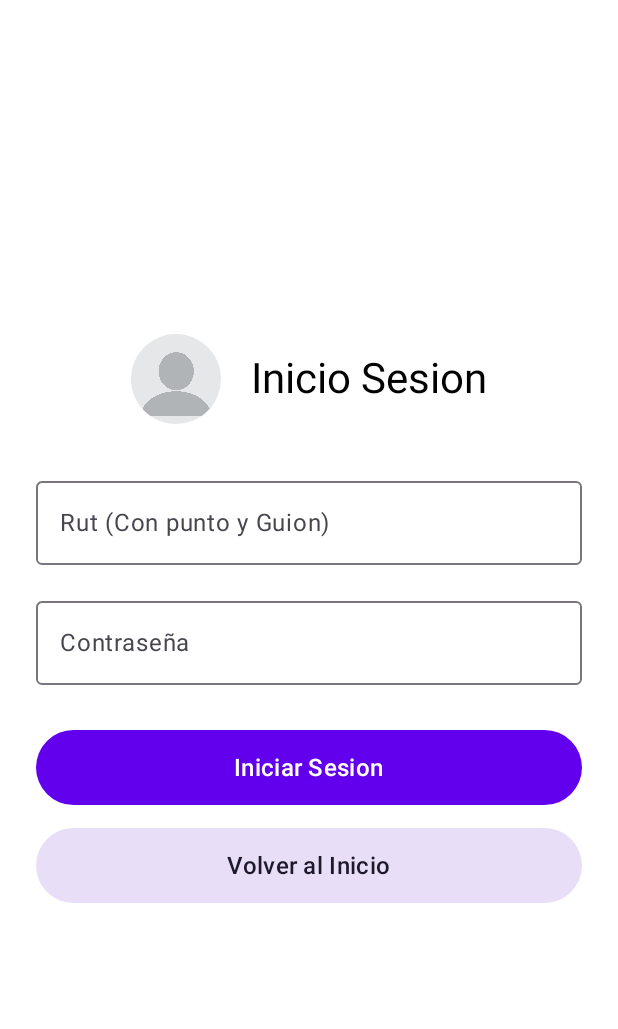
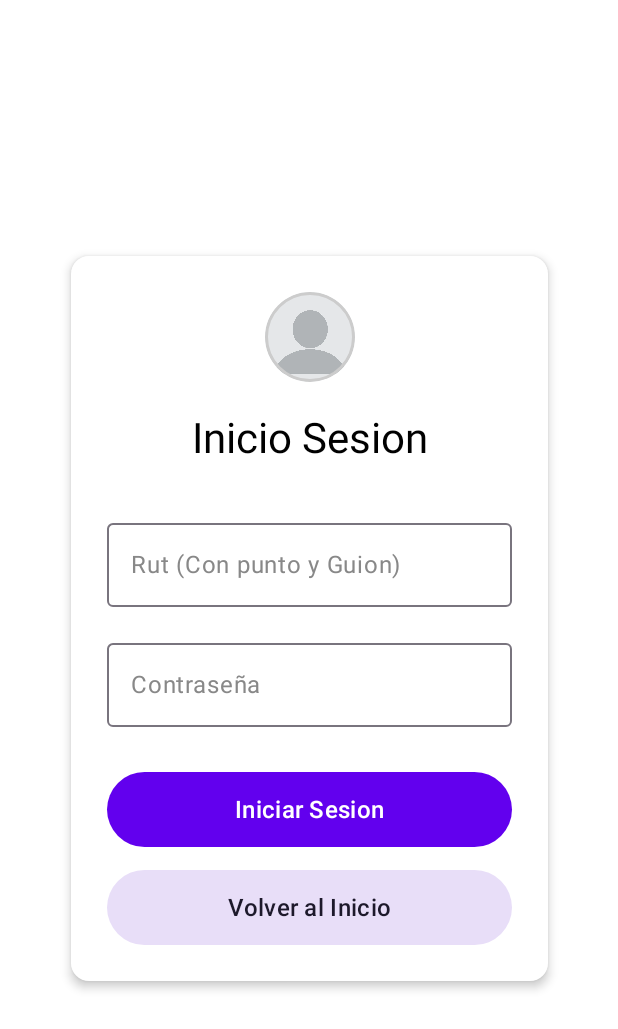
Before and after one commit to Felfarias12/ZapPay, an Android app built with Jetpack Compose: the screen it shows after launch (MainActivity), after a tap on "Inicio Sesion", on a phone screen of 412 x 824 dp. Shown: the top 1029 px of the screen. Run offline under Robolectric (Android 15) with nearby library versions, the phone set to English and light mode, and no system bars; network calls fail; 1 statement that could not run was skipped.

Commit message:
cambio de diseño en login, agregacion de card, cambio de posicion de imagen y cambiar color en los txt

```diff
--- a/app/src/main/java/com/example/zappay/ui/Login.kt
+++ b/app/src/main/java/com/example/zappay/ui/Login.kt
@@ -1,7 +1,9 @@
 package com.example.zappay.ui
 
 import androidx.compose.foundation.Image
+import androidx.compose.foundation.border
 import androidx.compose.foundation.layout.Arrangement
+import androidx.compose.foundation.layout.Box
 import androidx.compose.foundation.layout.Column
 import androidx.compose.foundation.layout.Row
 import androidx.compose.foundation.layout.Spacer
@@ -14,6 +16,8 @@ import androidx.compose.foundation.layout.width
 import androidx.compose.foundation.shape.CircleShape
 import androidx.compose.material3.Button
 import androidx.compose.material3.ButtonDefaults
+import androidx.compose.material3.Card
+import androidx.compose.material3.CardDefaults
 import androidx.compose.material3.MaterialTheme
 import androidx.compose.material3.OutlinedTextField
 import androidx.compose.material3.Text
@@ -27,9 +31,11 @@ import androidx.compose.runtime.setValue
 import androidx.compose.ui.Alignment
 import androidx.compose.ui.Modifier
 import androidx.compose.ui.draw.clip
+import androidx.compose.ui.graphics.Color
 import androidx.compose.ui.layout.ContentScale
 import androidx.compose.ui.platform.LocalContext
 import androidx.compose.ui.res.painterResource
+import androidx.compose.ui.text.TextStyle
 import androidx.compose.ui.text.input.KeyboardType
 import androidx.compose.ui.unit.dp
 import androidx.navigation.NavController
@@ -56,30 +62,44 @@ fun Login(navController: NavController) {
         }
     }
 
+    Box(
+        modifier = Modifier.fillMaxSize(),
+        contentAlignment = Alignment.Center
+
+    ){
+        Card(
+            elevation = CardDefaults.cardElevation(defaultElevation = 4.dp),
+            colors = CardDefaults.cardColors(containerColor = Color.White),
+            modifier = Modifier
+                .fillMaxWidth(0.85f)
+                .padding(16.dp)
+        ){
             Column(
                 modifier = Modifier
-            .fillMaxSize()
+                    .fillMaxWidth()
                     .padding(24.dp),
                 verticalArrangement = Arrangement.Center
             ) {
-        Row (
-            verticalAlignment = Alignment.CenterVertically,
-            horizontalArrangement = Arrangement.Center,
-            modifier = Modifier.fillMaxWidth()
+                Column (
+                    modifier = Modifier.fillMaxWidth(),
+                    horizontalAlignment = Alignment.CenterHorizontally
                 ){
                     Image(
                         painter = painterResource(id = R.drawable.foto_perfil),
                         contentDescription = "Foto de Perfil",
-                modifier = Modifier.size(60.dp).clip(CircleShape),
+                        modifier = Modifier.
+                        size(60.dp).
+                        clip(CircleShape).
+                        border(2.dp, Color.LightGray, CircleShape),
                         contentScale = ContentScale.Crop
                     )
 
-            Spacer(modifier = Modifier.width(20.dp))
+                    Spacer(modifier = Modifier.height(20.dp))
 
                     Text(
                         "Inicio Sesion",
                         style = MaterialTheme.typography.headlineMedium,
-                color = MaterialTheme.colorScheme.onBackground
+                        color = Color.Black
                     )
                 }
 
@@ -89,12 +109,13 @@ fun Login(navController: NavController) {
                 OutlinedTextField(
                     value = viewModel.rut,
                     onValueChange = { viewModel.rut = it },
-            label = { Text("Rut (Con punto y Guion)") },
+                    label = { Text("Rut (Con punto y Guion)", color = Color.Gray)},
                     modifier = Modifier.fillMaxWidth(),
                     isError = viewModel.errorRut.isNotBlank(),
                     keyboardOptions = androidx.compose.foundation.text.KeyboardOptions(
                         keyboardType = KeyboardType.Text
-            )
+                    ),
+                    textStyle = TextStyle(color = Color.Black)
                 )
 
                 if (viewModel.errorRut.isNotBlank()) {
@@ -112,12 +133,13 @@ fun Login(navController: NavController) {
                 OutlinedTextField(
                     value = viewModel.password,
                     onValueChange = { viewModel.password = it },
-            label = { Text("Contraseña") },
+                    label = { Text("Contraseña", color = Color.Gray) },
                     modifier = Modifier.fillMaxWidth(),
                     isError = viewModel.errorPassword.isNotBlank(),
                     keyboardOptions = androidx.compose.foundation.text.KeyboardOptions(
                         keyboardType = KeyboardType.Text
-            )
+                    ),
+                    textStyle = TextStyle(color = Color.Black)
                 )
 
                 if (viewModel.errorPassword.isNotBlank()) {
@@ -174,3 +196,5 @@ fun Login(navController: NavController) {
                 }
             }
         }
+        }
+}
```
Lines whose indentation alone changed are shown as unchanged.
